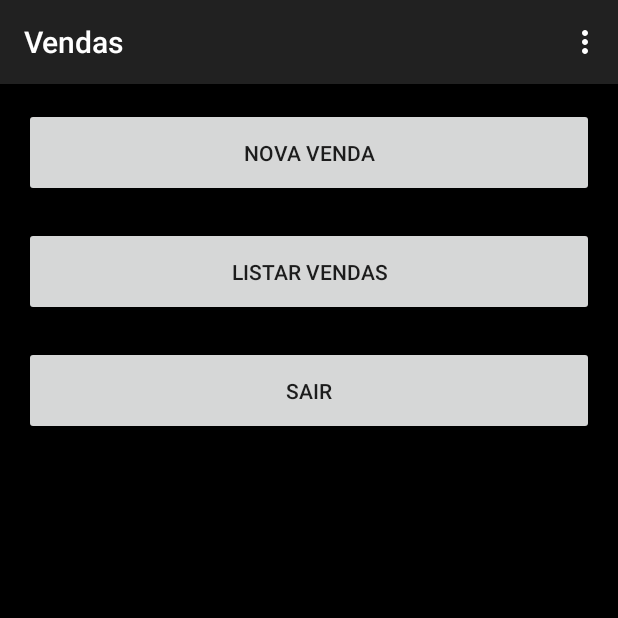
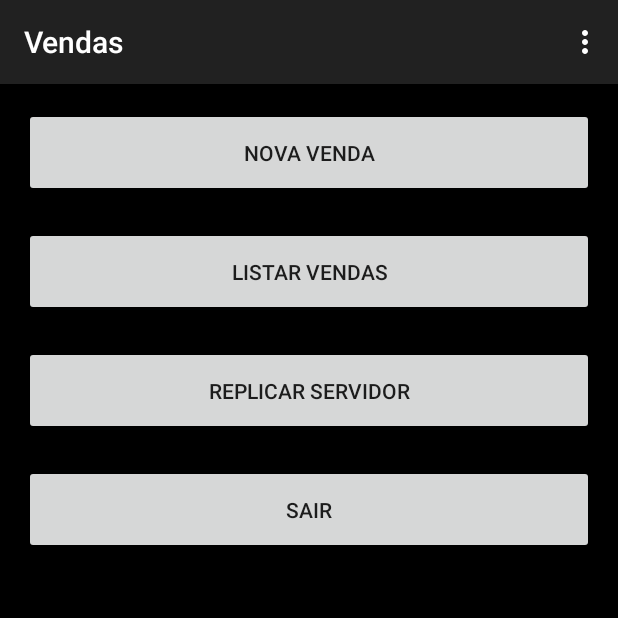
Before and after one commit to MarianaAthayde/AndroidCurso, an Android app: the screen it shows after launch (MainActivity), on a phone screen of 412 x 824 dp, the top half of it. Run offline under Robolectric (Android 15) with nearby library versions, the phone set to English and light mode, and no system bars.

Commit message:
Replicação de servidor.

```diff
--- a/app/src/main/java/br/com/mariana/vendas/MainActivity.java
+++ b/app/src/main/java/br/com/mariana/vendas/MainActivity.java
@@ -51,6 +51,12 @@ public class MainActivity extends ActionBarActivity {
         startActivity(new Intent(getBaseContext(),ListarVendasActivity.class));
     }
 
+    public void IniciarReplicacao_Click(View view){
+        //startService(new Intent("rlsystem.INICIAR_REPLICACAO"));
+        Intent serviceIntent = new Intent(getBaseContext(),ExportarVendasService.class);
+        getBaseContext().startService(serviceIntent);
+    }
+
     @Override
     public boolean onCreateOptionsMenu(Menu menu) {
         // Inflate the menu; this adds items to the action bar if it is present.
--- a/app/src/main/java/br/com/mariana/vendas/MapsActivity.java
+++ b/app/src/main/java/br/com/mariana/vendas/MapsActivity.java
@@ -60,12 +60,6 @@ public class MapsActivity extends FragmentActivity {
         }
     }
 
-    /**
-     * This is where we can add markers or lines, add listeners or move the camera. In this case, we
-     * just add a marker near Africa.
-     * <p/>
-     * This should only be called once and when we are sure that {@link #mMap} is not null.
-     */
     private void setUpMap() {
         map.addMarker(new MarkerOptions().position(new LatLng(0, 0)).title("Marker"));
         Intent it = getIntent();
--- a/app/src/main/java/br/com/mariana/vendas/NovaVendaActivity.java
+++ b/app/src/main/java/br/com/mariana/vendas/NovaVendaActivity.java
@@ -16,6 +16,7 @@ import android.view.MenuItem;
 import android.view.View;
 import android.widget.SimpleCursorAdapter;
 import android.widget.Spinner;
+import android.widget.Toast;
 
 
 public class NovaVendaActivity extends ActionBarActivity implements LocationListener {
@@ -86,7 +87,10 @@ public class NovaVendaActivity extends ActionBarActivity implements LocationList
         ctv.put("preco", dados.getDouble(2));
         ctv.put("la", la);
         ctv.put("lo", lo);
-        db.insert("vendas","_id",ctv);
+        if(db.insert("vendas","_id",ctv) > 0){
+            Toast.makeText(getBaseContext(),"Sucesso!",Toast.LENGTH_LONG).show();
+        }
+
 
         db.close();
     }
--- a/app/src/main/res/layout/activity_main.xml
+++ b/app/src/main/res/layout/activity_main.xml
@@ -35,9 +35,22 @@
     <Button
         android:layout_width="wrap_content"
         android:layout_height="59dp"
+        android:text="Replicar Servidor"
+        android:id="@+id/bt_dpServer"
+        android:layout_below="@+id/bt_lsVendas"
+        android:layout_alignParentLeft="true"
+        android:layout_alignParentStart="true"
+        android:onClick="IniciarReplicacao_Click"
+        android:layout_marginTop="20dp"
+        android:layout_alignParentRight="true"
+        android:layout_alignParentEnd="true" />
+
+    <Button
+        android:layout_width="wrap_content"
+        android:layout_height="59dp"
         android:text="Sair"
-        android:id="@+id/bt_sair"
-        android:layout_below="@+id/bt_lsVendas"
+        android:id="@+id/bt_Sair"
+        android:layout_below="@+id/bt_dpServer"
         android:layout_alignParentLeft="true"
         android:layout_alignParentStart="true"
         android:layout_marginTop="20dp"
```
Also changed, not shown: app/src/main/AndroidManifest.xml (+20 -7 lines), app/src/main/java/br/com/mariana/vendas/ExportarVendasService.java (added, +65 -0 lines), app/src/main/java/br/com/mariana/vendas/ListarVendasActivity.java (+4 -3 lines).
